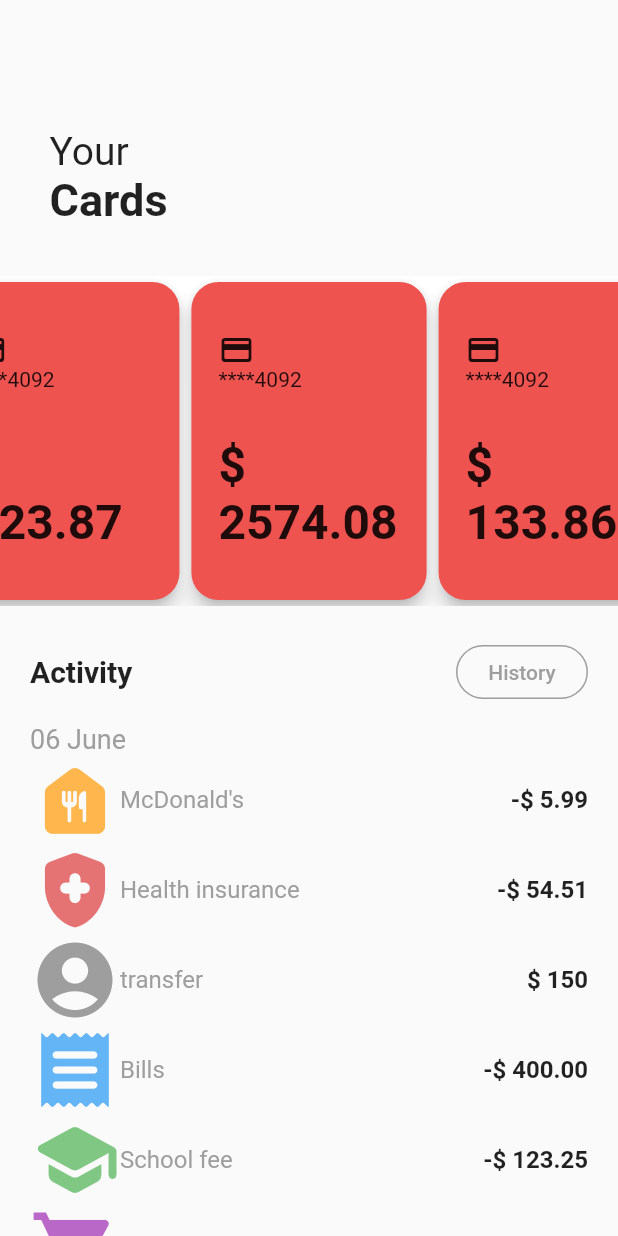
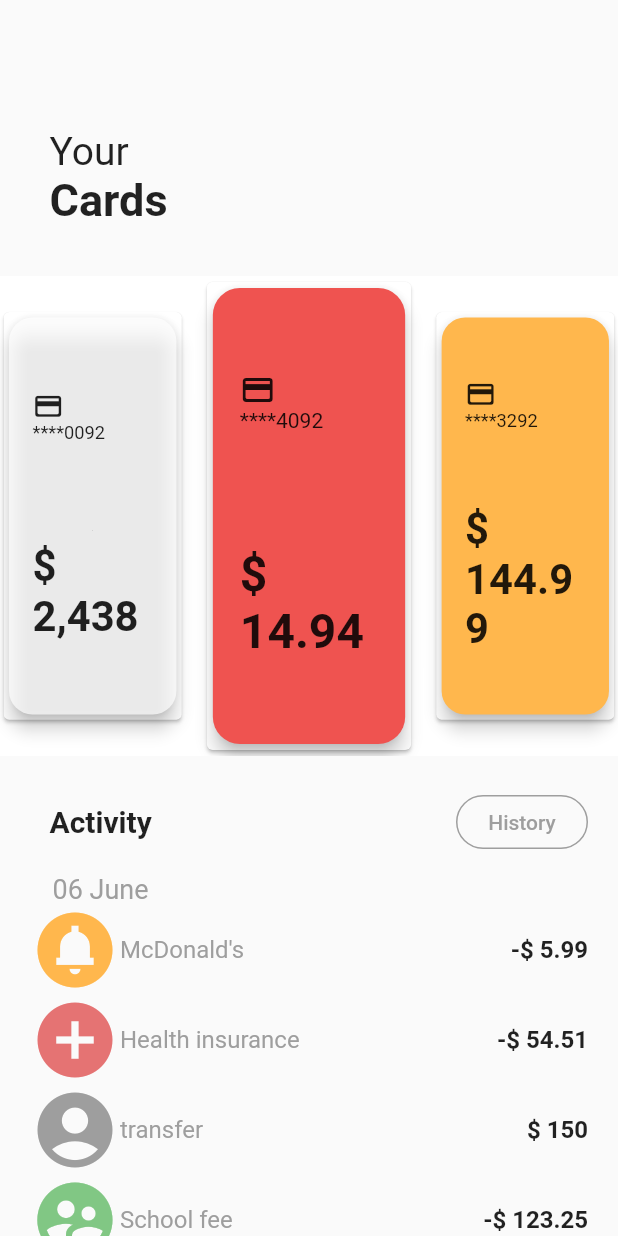
Before and after one commit to lanjAdabA/task2-your-cards-page, a Flutter app: the screen it shows after launch, on a phone screen of 412 x 824 dp. Run offline on Flutter 3.47's test engine with Material 2 defaults, Android fonts, the phone set to English and light mode, and no system bars; drawn by our look-alikes of carousel_slider.

Commit message:
card replacement done

```diff
--- a/lib/main.dart
+++ b/lib/main.dart
@@ -33,6 +33,16 @@ class MyHomePage extends StatefulWidget {
 }
 
 class _MyHomePageState extends State<MyHomePage> {
+  List cardList = [Item1(), Item2(), Item3()];
+
+  List<T> map<T>(List list, Function handler) {
+    List<T> result = [];
+    for (var i = 1; i < list.length; i++) {
+      result.add(handler(i, list[i]));
+    }
+    return result;
+  }
+
   @override
   Widget build(BuildContext context) {
     return Scaffold(
@@ -63,11 +73,28 @@ class _MyHomePageState extends State<MyHomePage> {
               children: [
                 CarouselSlider(
                   options: CarouselOptions(
+                    enlargeCenterPage: true,
                     enableInfiniteScroll: true,
-                    viewportFraction: 0.4,
-                    height: 220,
-                    aspectRatio: 16 / 9,
+                    viewportFraction: 0.35,
+                    height: 320,
+                    autoPlay: true,
+                    autoPlayInterval: Duration(seconds: 2),
+                    autoPlayAnimationDuration: Duration(milliseconds: 800),
+                    autoPlayCurve: Curves.fastOutSlowIn,
                   ),
+                  items: cardList.map((card) {
+                    return Builder(builder: (BuildContext context) {
+                      return SizedBox(
+                        height: MediaQuery.of(context).size.height * 0.30,
+                        width: MediaQuery.of(context).size.width,
+                        child: Card(
+                          child: card,
+                        ),
+                      );
+                    });
+                  }).toList(),
+
+                  /*
                   items: [
                     2574.08,
                     133.86,
@@ -102,12 +129,12 @@ class _MyHomePageState extends State<MyHomePage> {
                               ],
                             ),
                           ),
-
-//
                         );
                       },
                     );
                   }).toList(),
+
+                  */
                 )
               ],
             ),
@@ -117,19 +144,21 @@ class _MyHomePageState extends State<MyHomePage> {
             child: Column(
               crossAxisAlignment: CrossAxisAlignment.start,
               children: [
-                Row(
+                Container(
+                  padding: EdgeInsets.only(left: 13),
+                  child: Row(
                     mainAxisAlignment: MainAxisAlignment.spaceBetween,
                     // ignore: prefer_const_literals_to_create_immutables
                     children: [
                       const Text(
                         "Activity",
-                      style:
-                          TextStyle(fontWeight: FontWeight.bold, fontSize: 20),
+                        style: TextStyle(
+                            fontWeight: FontWeight.bold, fontSize: 20),
                       ),
                       FlatButton(
                         onPressed: null,
-                      child:
-                          Text('History', style: TextStyle(color: Colors.grey)),
+                        child: Text('History',
+                            style: TextStyle(color: Colors.grey)),
                         textColor: Colors.white,
                         shape: RoundedRectangleBorder(
                             side: BorderSide(
@@ -140,14 +169,15 @@ class _MyHomePageState extends State<MyHomePage> {
                       )
                     ],
                   ),
+                ),
                 Container(
-                    padding: EdgeInsets.only(top: 10),
+                    padding: EdgeInsets.only(top: 10, left: 15),
                     child: const Text(
                       "06 June",
                       style: TextStyle(color: Colors.grey, fontSize: 18),
                     )),
-                ListView(
-                  shrinkWrap: true,
+                SingleChildScrollView(
+                  child: Column(
                     children: [
                       Row(
                         mainAxisAlignment: MainAxisAlignment.spaceBetween,
@@ -155,7 +185,7 @@ class _MyHomePageState extends State<MyHomePage> {
                           Row(
                             children: [
                               Icon(
-                              Icons.food_bank_rounded,
+                                Icons.circle_notifications_sharp,
                                 size: 60,
                                 color: Colors.orange[300],
                               ),
@@ -177,7 +207,7 @@ class _MyHomePageState extends State<MyHomePage> {
                           Row(
                             children: [
                               Icon(
-                              Icons.health_and_safety_rounded,
+                                Icons.add_circle,
                                 size: 60,
                                 color: Colors.red[300],
                               ),
@@ -221,29 +251,7 @@ class _MyHomePageState extends State<MyHomePage> {
                           Row(
                             children: [
                               Icon(
-                              Icons.receipt_rounded,
-                              size: 60,
-                              color: Colors.blue[300],
-                            ),
-                            Text(
-                              "Bills",
-                              style:
-                                  TextStyle(fontSize: 16, color: Colors.grey),
-                            )
-                          ],
-                        ),
-                        const Text("-\$ 400.00",
-                            style: TextStyle(
-                                fontSize: 16, fontWeight: FontWeight.bold))
-                      ],
-                    ),
-                    Row(
-                      mainAxisAlignment: MainAxisAlignment.spaceBetween,
-                      children: [
-                        Row(
-                          children: [
-                            Icon(
-                              Icons.school_rounded,
+                                Icons.supervised_user_circle,
                                 size: 60,
                                 color: Colors.green[300],
                               ),
@@ -265,7 +273,7 @@ class _MyHomePageState extends State<MyHomePage> {
                           Row(
                             children: [
                               Icon(
-                              Icons.shopping_cart,
+                                Icons.playlist_add_check_circle,
                                 size: 60,
                                 color: Colors.purple[300],
                               ),
@@ -287,7 +295,7 @@ class _MyHomePageState extends State<MyHomePage> {
                           Row(
                             children: [
                               Icon(
-                              Icons.agriculture_rounded,
+                                Icons.build_circle_rounded,
                                 size: 60,
                                 color: Colors.brown[500],
                               ),
@@ -309,9 +317,9 @@ class _MyHomePageState extends State<MyHomePage> {
                           Row(
                             children: [
                               Icon(
-                              Icons.where_to_vote,
+                                Icons.flag_circle_rounded,
                                 size: 60,
-                              color: Colors.blue[300],
+                                color: Colors.pink[300],
                               ),
                               Text(
                                 "Tour expenses",
@@ -327,6 +335,7 @@ class _MyHomePageState extends State<MyHomePage> {
                       ),
                     ],
                   ),
+                ),
               ],
             ),
           )
@@ -335,10 +344,106 @@ class _MyHomePageState extends State<MyHomePage> {
     );
   }
 }
-/*
 
-        */
+class Item1 extends StatelessWidget {
+  // ignore: use_key_in_widget_constructors
+  const Item1();
 
-/*
+  @override
+  Widget build(BuildContext context) {
+    return Card(
+      elevation: 5,
+      shape: RoundedRectangleBorder(borderRadius: BorderRadius.circular(18)),
+      color: Colors.red[400],
+      child: Container(
+        padding: EdgeInsets.all(18),
+        child: Column(
+          mainAxisAlignment: MainAxisAlignment.spaceAround,
+          crossAxisAlignment: CrossAxisAlignment.start,
+          children: [
+            Column(
+              crossAxisAlignment: CrossAxisAlignment.start,
+              children: const [
+                Icon(Icons.credit_card_rounded),
+                Text("****4092"),
+              ],
+            ),
+            Text(
+              "\$ 14.94",
+              style: TextStyle(fontSize: 32, fontWeight: FontWeight.bold),
+            ),
+          ],
+        ),
+      ),
+    );
+  }
+}
 
-          */
+class Item2 extends StatelessWidget {
+  const Item2();
+
+  @override
+  Widget build(BuildContext context) {
+    return Card(
+      elevation: 5,
+      shape: RoundedRectangleBorder(borderRadius: BorderRadius.circular(18)),
+      color: Colors.orange[300],
+      child: Container(
+        padding: EdgeInsets.all(18),
+        child: Column(
+          mainAxisAlignment: MainAxisAlignment.spaceAround,
+          crossAxisAlignment: CrossAxisAlignment.start,
+          children: [
+            Column(
+              crossAxisAlignment: CrossAxisAlignment.start,
+              children: const [
+                Icon(Icons.credit_card_rounded),
+                Text("****3292"),
+              ],
+            ),
+            Text(
+              "\$ 144.99",
+              style: TextStyle(
+                fontSize: 32,
+                fontWeight: FontWeight.bold,
+              ),
+            ),
+          ],
+        ),
+      ),
+    );
+  }
+}
+
+class Item3 extends StatelessWidget {
+  const Item3();
+
+  @override
+  Widget build(BuildContext context) {
+    return Card(
+      elevation: 5,
+      shape: RoundedRectangleBorder(borderRadius: BorderRadius.circular(18)),
+      color: Colors.white70,
+      child: Container(
+        padding: EdgeInsets.all(18),
+        child: Column(
+          mainAxisAlignment: MainAxisAlignment.spaceAround,
+          crossAxisAlignment: CrossAxisAlignment.start,
+          children: [
+            Column(
+              crossAxisAlignment: CrossAxisAlignment.start,
+              children: const [
+                Icon(Icons.credit_card_rounded),
+                Text("****0092"),
+              ],
+            ),
+            Text(
+              "\$ 2,438",
+              style: TextStyle(fontSize: 32, fontWeight: FontWeight.bold),
+            ),
+          ],
+        ),
+      ),
+    );
+  }
+}
```
Lines whose indentation alone changed are shown as unchanged.
